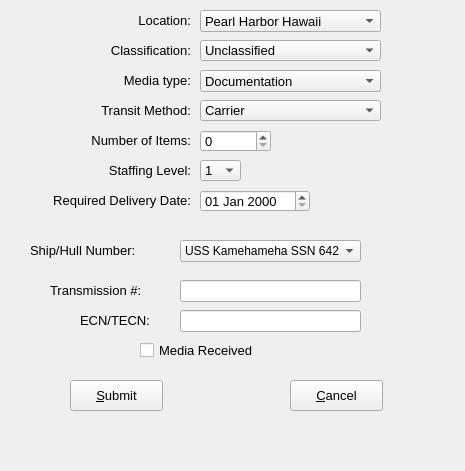
First picture: the form in frmEditDelivery.ui, repository chhimichanga/deliveryqueue, before the edit.
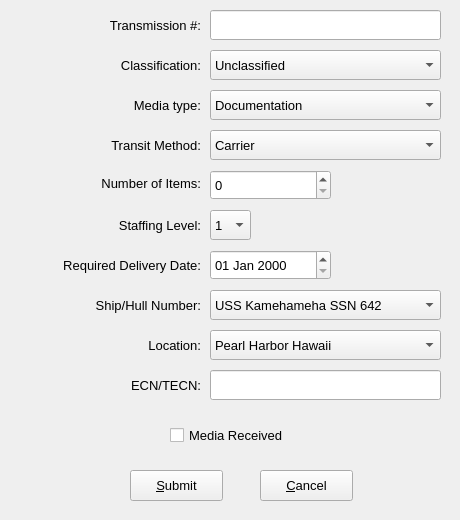
Second picture: the form after the edit.

```diff
--- a/frmEditDelivery.ui
+++ b/frmEditDelivery.ui
@@ -9,8 +9,8 @@
    <rect>
     <x>0</x>
     <y>0</y>
-    <width>465</width>
-    <height>471</height>
+    <width>460</width>
+    <height>520</height>
    </rect>
   </property>
   <property name="windowTitle">
@@ -19,10 +19,10 @@
   <widget class="QCheckBox" name="chkMediaReceived">
    <property name="geometry">
     <rect>
-     <x>140</x>
-     <y>340</y>
+     <x>170</x>
+     <y>420</y>
      <width>141</width>
-     <height>20</height>
+     <height>30</height>
     </rect>
    </property>
    <property name="font">
@@ -34,13 +34,82 @@
     <string>Media Received</string>
    </property>
   </widget>
+  <widget class="QLabel" name="lblTransmission">
+   <property name="geometry">
+    <rect>
+     <x>70</x>
+     <y>10</y>
+     <width>131</width>
+     <height>30</height>
+    </rect>
+   </property>
+   <property name="font">
+    <font>
+     <pointsize>10</pointsize>
+    </font>
+   </property>
+   <property name="text">
+    <string>Transmission #:</string>
+   </property>
+   <property name="alignment">
+    <set>Qt::AlignRight|Qt::AlignTrailing|Qt::AlignVCenter</set>
+   </property>
+  </widget>
+  <widget class="QComboBox" name="cboMediaType">
+   <property name="geometry">
+    <rect>
+     <x>210</x>
+     <y>90</y>
+     <width>231</width>
+     <height>30</height>
+    </rect>
+   </property>
+   <property name="font">
+    <font>
+     <pointsize>10</pointsize>
+    </font>
+   </property>
+   <item>
+    <property name="text">
+     <string>Documentation</string>
+    </property>
+   </item>
+   <item>
+    <property name="text">
+     <string>Software</string>
+    </property>
+   </item>
+   <item>
+    <property name="text">
+     <string>Hardware</string>
+    </property>
+   </item>
+  </widget>
+  <widget class="QSpinBox" name="spnNumberObjects">
+   <property name="geometry">
+    <rect>
+     <x>210</x>
+     <y>170</y>
+     <width>121</width>
+     <height>30</height>
+    </rect>
+   </property>
+   <property name="font">
+    <font>
+     <pointsize>10</pointsize>
+    </font>
+   </property>
+   <property name="maximum">
+    <number>2147483647</number>
+   </property>
+  </widget>
   <widget class="QLabel" name="lblMediaType">
    <property name="geometry">
     <rect>
-     <x>80</x>
-     <y>70</y>
+     <x>90</x>
+     <y>90</y>
      <width>111</width>
-     <height>20</height>
+     <height>30</height>
     </rect>
    </property>
    <property name="font">
@@ -55,53 +124,11 @@
     <set>Qt::AlignRight|Qt::AlignTrailing|Qt::AlignVCenter</set>
    </property>
   </widget>
-  <widget class="QLabel" name="lblStaffing">
-   <property name="geometry">
-    <rect>
-     <x>70</x>
-     <y>160</y>
-     <width>121</width>
-     <height>21</height>
-    </rect>
-   </property>
-   <property name="font">
-    <font>
-     <pointsize>10</pointsize>
-    </font>
-   </property>
-   <property name="text">
-    <string>Staffing Level:</string>
-   </property>
-   <property name="alignment">
-    <set>Qt::AlignRight|Qt::AlignTrailing|Qt::AlignVCenter</set>
-   </property>
-  </widget>
-  <widget class="QLabel" name="lblLocation">
-   <property name="geometry">
-    <rect>
-     <x>70</x>
-     <y>10</y>
-     <width>121</width>
-     <height>21</height>
-    </rect>
-   </property>
-   <property name="font">
-    <font>
-     <pointsize>10</pointsize>
-    </font>
-   </property>
-   <property name="text">
-    <string>Location:</string>
-   </property>
-   <property name="alignment">
-    <set>Qt::AlignRight|Qt::AlignTrailing|Qt::AlignVCenter</set>
-   </property>
-  </widget>
   <widget class="QPushButton" name="btnSubmit">
    <property name="geometry">
     <rect>
-     <x>70</x>
-     <y>380</y>
+     <x>130</x>
+     <y>470</y>
      <width>93</width>
      <height>31</height>
     </rect>
@@ -118,10 +145,10 @@
   <widget class="QComboBox" name="cboShipping">
    <property name="geometry">
     <rect>
-     <x>200</x>
-     <y>100</y>
-     <width>181</width>
-     <height>21</height>
+     <x>210</x>
+     <y>130</y>
+     <width>231</width>
+     <height>30</height>
     </rect>
    </property>
    <property name="font">
@@ -140,81 +167,13 @@
     </property>
    </item>
   </widget>
-  <widget class="QSpinBox" name="spnNumberObjects">
+  <widget class="QLabel" name="lblLocation">
    <property name="geometry">
     <rect>
-     <x>200</x>
-     <y>130</y>
-     <width>71</width>
-     <height>22</height>
-    </rect>
-   </property>
-   <property name="font">
-    <font>
-     <pointsize>10</pointsize>
-    </font>
-   </property>
-   <property name="maximum">
-    <number>50000</number>
-   </property>
-  </widget>
-  <widget class="QComboBox" name="cboLocation">
-   <property name="geometry">
-    <rect>
-     <x>200</x>
-     <y>10</y>
-     <width>181</width>
-     <height>22</height>
-    </rect>
-   </property>
-   <property name="font">
-    <font>
-     <pointsize>10</pointsize>
-    </font>
-   </property>
-   <item>
-    <property name="text">
-     <string>Pearl Harbor Hawaii</string>
-    </property>
-   </item>
-   <item>
-    <property name="text">
-     <string>King's Bay Georgia</string>
-    </property>
-   </item>
-   <item>
-    <property name="text">
-     <string>San Diego California</string>
-    </property>
-   </item>
-   <item>
-    <property name="text">
-     <string>Pensacola Florida</string>
-    </property>
-   </item>
-   <item>
-    <property name="text">
-     <string>Bremerton Washington</string>
-    </property>
-   </item>
-   <item>
-    <property name="text">
-     <string>New London Connecticut</string>
-    </property>
-   </item>
-   <item>
-    <property name="text">
-     <string>Holy Loch Scotland</string>
-    </property>
-   </item>
-  </widget>
-  <widget class="QLabel" name="lblClassification">
-   <property name="geometry">
-    <rect>
-     <x>70</x>
-     <y>40</y>
+     <x>80</x>
+     <y>330</y>
      <width>121</width>
-     <height>21</height>
+     <height>30</height>
     </rect>
    </property>
    <property name="font">
@@ -222,11 +181,29 @@
      <pointsize>10</pointsize>
     </font>
    </property>
-   <property name="layoutDirection">
-    <enum>Qt::LeftToRight</enum>
+   <property name="text">
+    <string>Location:</string>
    </property>
+   <property name="alignment">
+    <set>Qt::AlignRight|Qt::AlignTrailing|Qt::AlignVCenter</set>
+   </property>
+  </widget>
+  <widget class="QLabel" name="lblShipHull">
+   <property name="geometry">
+    <rect>
+     <x>40</x>
+     <y>290</y>
+     <width>161</width>
+     <height>30</height>
+    </rect>
+   </property>
+   <property name="font">
+    <font>
+     <pointsize>10</pointsize>
+    </font>
+   </property>
    <property name="text">
-    <string>Classification:</string>
+    <string>Ship/Hull Number:</string>
    </property>
    <property name="alignment">
     <set>Qt::AlignRight|Qt::AlignTrailing|Qt::AlignVCenter</set>
@@ -235,10 +212,10 @@
   <widget class="QDateEdit" name="dteDeliveryDate">
    <property name="geometry">
     <rect>
-     <x>200</x>
-     <y>190</y>
-     <width>110</width>
-     <height>22</height>
+     <x>210</x>
+     <y>250</y>
+     <width>121</width>
+     <height>30</height>
     </rect>
    </property>
    <property name="font">
@@ -246,17 +223,73 @@
      <pointsize>10</pointsize>
     </font>
    </property>
+   <property name="maximumDate">
+    <date>
+     <year>2038</year>
+     <month>1</month>
+     <day>14</day>
+    </date>
+   </property>
+   <property name="minimumDate">
+    <date>
+     <year>1970</year>
+     <month>2</month>
+     <day>1</day>
+    </date>
+   </property>
    <property name="displayFormat">
     <string>dd MMM yyyy</string>
    </property>
   </widget>
+  <widget class="QLabel" name="lblStaffing">
+   <property name="geometry">
+    <rect>
+     <x>80</x>
+     <y>210</y>
+     <width>121</width>
+     <height>30</height>
+    </rect>
+   </property>
+   <property name="font">
+    <font>
+     <pointsize>10</pointsize>
+    </font>
+   </property>
+   <property name="text">
+    <string>Staffing Level:</string>
+   </property>
+   <property name="alignment">
+    <set>Qt::AlignRight|Qt::AlignTrailing|Qt::AlignVCenter</set>
+   </property>
+  </widget>
+  <widget class="QLabel" name="lblNumberItems">
+   <property name="geometry">
+    <rect>
+     <x>60</x>
+     <y>168</y>
+     <width>141</width>
+     <height>30</height>
+    </rect>
+   </property>
+   <property name="font">
+    <font>
+     <pointsize>10</pointsize>
+    </font>
+   </property>
+   <property name="text">
+    <string>Number of Items:</string>
+   </property>
+   <property name="alignment">
+    <set>Qt::AlignRight|Qt::AlignTrailing|Qt::AlignVCenter</set>
+   </property>
+  </widget>
   <widget class="QComboBox" name="cboStaffing">
    <property name="geometry">
     <rect>
-     <x>200</x>
-     <y>160</y>
+     <x>210</x>
+     <y>210</y>
      <width>41</width>
-     <height>21</height>
+     <height>30</height>
     </rect>
    </property>
    <property name="font">
@@ -280,13 +313,13 @@
     </property>
    </item>
   </widget>
-  <widget class="QComboBox" name="cboMediaType">
+  <widget class="QLabel" name="lblClassification">
    <property name="geometry">
     <rect>
-     <x>200</x>
-     <y>70</y>
-     <width>181</width>
-     <height>22</height>
+     <x>80</x>
+     <y>50</y>
+     <width>121</width>
+     <height>30</height>
     </rect>
    </property>
    <property name="font">
@@ -294,77 +327,38 @@
      <pointsize>10</pointsize>
     </font>
    </property>
-   <item>
-    <property name="text">
-     <string>Documentation</string>
-    </property>
-   </item>
-   <item>
-    <property name="text">
-     <string>Software</string>
-    </property>
-   </item>
-   <item>
-    <property name="text">
-     <string>Hardware</string>
-    </property>
-   </item>
-  </widget>
-  <widget class="QComboBox" name="cboClassification">
-   <property name="geometry">
-    <rect>
-     <x>200</x>
-     <y>40</y>
-     <width>181</width>
-     <height>21</height>
-    </rect>
-   </property>
-   <property name="font">
-    <font>
-     <pointsize>10</pointsize>
-    </font>
-   </property>
-   <item>
-    <property name="text">
-     <string>Unclassified</string>
-    </property>
-   </item>
-   <item>
-    <property name="text">
-     <string>Confidential</string>
-    </property>
-   </item>
-   <item>
-    <property name="text">
-     <string>Secret</string>
-    </property>
-   </item>
-  </widget>
-  <widget class="QPushButton" name="btnCancel">
-   <property name="geometry">
-    <rect>
-     <x>290</x>
-     <y>380</y>
-     <width>93</width>
-     <height>31</height>
-    </rect>
-   </property>
-   <property name="font">
-    <font>
-     <pointsize>10</pointsize>
-    </font>
+   <property name="layoutDirection">
+    <enum>Qt::LeftToRight</enum>
    </property>
    <property name="text">
-    <string>&amp;Cancel</string>
+    <string>Classification:</string>
+   </property>
+   <property name="alignment">
+    <set>Qt::AlignRight|Qt::AlignTrailing|Qt::AlignVCenter</set>
+   </property>
+  </widget>
+  <widget class="QLineEdit" name="ledECN">
+   <property name="geometry">
+    <rect>
+     <x>210</x>
+     <y>370</y>
+     <width>231</width>
+     <height>30</height>
+    </rect>
+   </property>
+   <property name="font">
+    <font>
+     <pointsize>10</pointsize>
+    </font>
    </property>
   </widget>
   <widget class="QLabel" name="lblShipping">
    <property name="geometry">
     <rect>
-     <x>60</x>
-     <y>100</y>
+     <x>70</x>
+     <y>130</y>
      <width>131</width>
-     <height>21</height>
+     <height>30</height>
     </rect>
    </property>
    <property name="font">
@@ -379,56 +373,19 @@
     <set>Qt::AlignRight|Qt::AlignTrailing|Qt::AlignVCenter</set>
    </property>
   </widget>
-  <widget class="QLabel" name="lblDeliveryDate">
+  <widget class="QComboBox" name="cboShipHull">
    <property name="geometry">
     <rect>
-     <x>10</x>
-     <y>190</y>
-     <width>181</width>
-     <height>21</height>
+     <x>210</x>
+     <y>290</y>
+     <width>231</width>
+     <height>30</height>
     </rect>
    </property>
    <property name="font">
     <font>
      <pointsize>10</pointsize>
     </font>
-   </property>
-   <property name="text">
-    <string>Required Delivery Date:</string>
-   </property>
-   <property name="alignment">
-    <set>Qt::AlignRight|Qt::AlignTrailing|Qt::AlignVCenter</set>
-   </property>
-  </widget>
-  <widget class="QLabel" name="lblNumberItems">
-   <property name="geometry">
-    <rect>
-     <x>50</x>
-     <y>130</y>
-     <width>141</width>
-     <height>20</height>
-    </rect>
-   </property>
-   <property name="font">
-    <font>
-     <pointsize>10</pointsize>
-    </font>
-   </property>
-   <property name="text">
-    <string>Number of Items:</string>
-   </property>
-   <property name="alignment">
-    <set>Qt::AlignRight|Qt::AlignTrailing|Qt::AlignVCenter</set>
-   </property>
-  </widget>
-  <widget class="QComboBox" name="comboBox">
-   <property name="geometry">
-    <rect>
-     <x>180</x>
-     <y>240</y>
-     <width>181</width>
-     <height>22</height>
-    </rect>
    </property>
    <item>
     <property name="text">
@@ -450,29 +407,59 @@
      <string>USS Indianapolis SSN 697</string>
     </property>
    </item>
-   <item>
-    <property name="text">
-     <string>USS Puffer SSN 652</string>
-    </property>
-   </item>
    <item>
     <property name="text">
      <string>USS Ohio SSGN 726</string>
     </property>
    </item>
+   <item>
+    <property name="text">
+     <string>USS Puffer SSN 652</string>
+    </property>
+   </item>
    <item>
     <property name="text">
      <string>USS Alabama SSBN 731</string>
     </property>
    </item>
   </widget>
-  <widget class="QLabel" name="label">
+  <widget class="QComboBox" name="cboClassification">
    <property name="geometry">
     <rect>
-     <x>30</x>
-     <y>240</y>
-     <width>141</width>
-     <height>20</height>
+     <x>210</x>
+     <y>50</y>
+     <width>231</width>
+     <height>30</height>
+    </rect>
+   </property>
+   <property name="font">
+    <font>
+     <pointsize>10</pointsize>
+    </font>
+   </property>
+   <item>
+    <property name="text">
+     <string>Unclassified</string>
+    </property>
+   </item>
+   <item>
+    <property name="text">
+     <string>Confidential</string>
+    </property>
+   </item>
+   <item>
+    <property name="text">
+     <string>Secret</string>
+    </property>
+   </item>
+  </widget>
+  <widget class="QPushButton" name="btnCancel">
+   <property name="geometry">
+    <rect>
+     <x>260</x>
+     <y>470</y>
+     <width>93</width>
+     <height>31</height>
     </rect>
    </property>
    <property name="font">
@@ -481,26 +468,81 @@
     </font>
    </property>
    <property name="text">
-    <string>Ship/Hull Number:</string>
+    <string>&amp;Cancel</string>
    </property>
   </widget>
-  <widget class="QLineEdit" name="lineEdit">
+  <widget class="QComboBox" name="cboLocation">
    <property name="geometry">
     <rect>
-     <x>180</x>
-     <y>310</y>
-     <width>181</width>
-     <height>22</height>
+     <x>210</x>
+     <y>330</y>
+     <width>231</width>
+     <height>30</height>
     </rect>
    </property>
+   <property name="font">
+    <font>
+     <pointsize>10</pointsize>
+    </font>
+   </property>
+   <item>
+    <property name="text">
+     <string>Pearl Harbor Hawaii</string>
+    </property>
+   </item>
+   <item>
+    <property name="text">
+     <string>King's Bay Georgia</string>
+    </property>
+   </item>
+   <item>
+    <property name="text">
+     <string>San Diego California</string>
+    </property>
+   </item>
+   <item>
+    <property name="text">
+     <string>Pensacola Florida</string>
+    </property>
+   </item>
+   <item>
+    <property name="text">
+     <string>Bremerton Washington</string>
+    </property>
+   </item>
+   <item>
+    <property name="text">
+     <string>New London Connecticut</string>
+    </property>
+   </item>
+   <item>
+    <property name="text">
+     <string>Holy Loch Scotland</string>
+    </property>
+   </item>
   </widget>
-  <widget class="QLabel" name="label_2">
+  <widget class="QLineEdit" name="ledTransmission">
    <property name="geometry">
     <rect>
-     <x>80</x>
-     <y>310</y>
-     <width>91</width>
-     <height>20</height>
+     <x>210</x>
+     <y>10</y>
+     <width>231</width>
+     <height>30</height>
+    </rect>
+   </property>
+   <property name="font">
+    <font>
+     <pointsize>10</pointsize>
+    </font>
+   </property>
+  </widget>
+  <widget class="QLabel" name="lblECN">
+   <property name="geometry">
+    <rect>
+     <x>90</x>
+     <y>370</y>
+     <width>111</width>
+     <height>30</height>
     </rect>
    </property>
    <property name="font">
@@ -511,24 +553,17 @@
    <property name="text">
     <string>ECN/TECN:</string>
    </property>
+   <property name="alignment">
+    <set>Qt::AlignRight|Qt::AlignTrailing|Qt::AlignVCenter</set>
+   </property>
   </widget>
-  <widget class="QLineEdit" name="lineEdit_2">
+  <widget class="QLabel" name="lblDeliveryDate">
    <property name="geometry">
     <rect>
-     <x>180</x>
-     <y>280</y>
+     <x>20</x>
+     <y>250</y>
      <width>181</width>
-     <height>22</height>
-    </rect>
-   </property>
-  </widget>
-  <widget class="QLabel" name="label_3">
-   <property name="geometry">
-    <rect>
-     <x>50</x>
-     <y>280</y>
-     <width>131</width>
-     <height>20</height>
+     <height>30</height>
     </rect>
    </property>
    <property name="font">
@@ -537,7 +572,10 @@
     </font>
    </property>
    <property name="text">
-    <string>Transmission #:</string>
+    <string>Required Delivery Date:</string>
+   </property>
+   <property name="alignment">
+    <set>Qt::AlignRight|Qt::AlignTrailing|Qt::AlignVCenter</set>
    </property>
   </widget>
  </widget>
```
Left out of the diff: 12 changed lines with no effect on the pictures.
